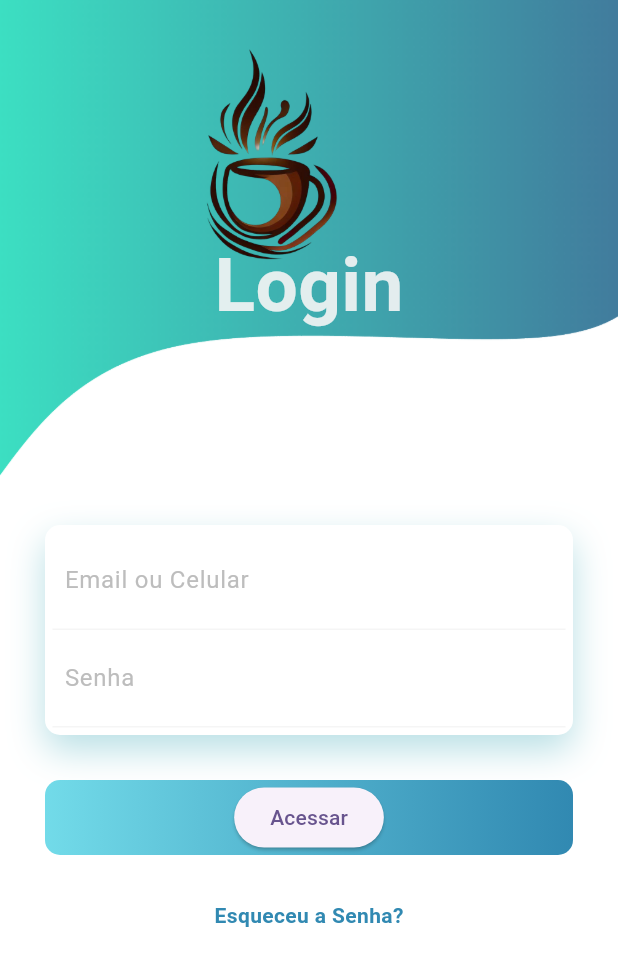
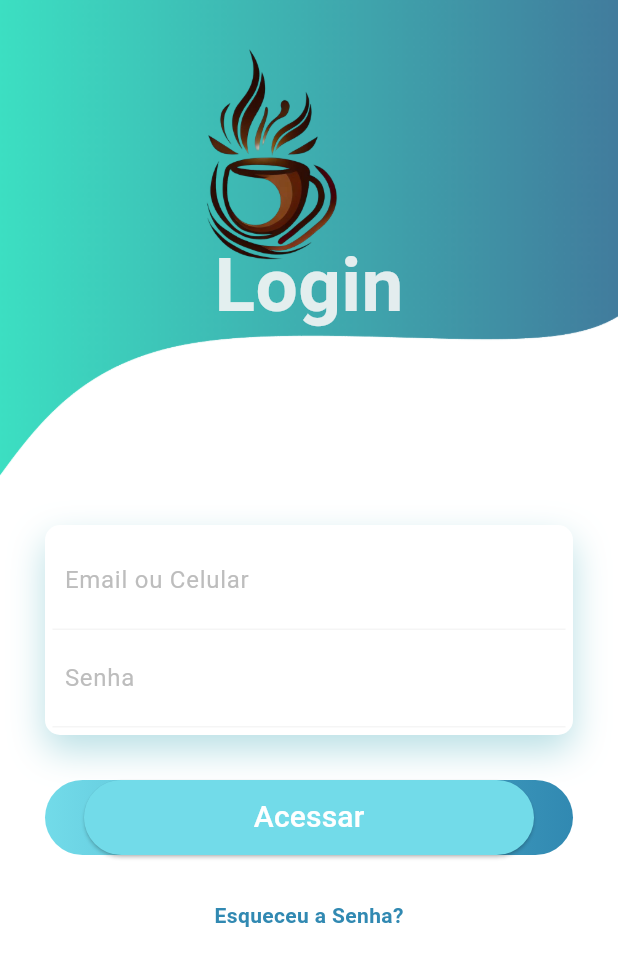
Before and after one commit to marcuscmd/hackatonv, a Flutter app: the screen it shows after launch, on a phone screen of 412 x 824 dp. Shown: the top 966 px of the screen. Run offline on Flutter 3.47's test engine with Material 2 defaults, Android fonts, the phone set to English and light mode, and no system bars; our stand-ins replace mask_text_input_formatter, modal_bottom_sheet, sqflite; accounts and stored records are empty.

Commit message:
sprint1
apresentacao_sprint1

```diff
--- a/hackatonV/lib/login/login_page.dart.dart
+++ b/hackatonV/lib/login/login_page.dart.dart
@@ -98,7 +98,7 @@ class LoginPage extends StatelessWidget {
                         Container(
                           height: 50,
                           decoration: BoxDecoration(
-                            borderRadius: BorderRadius.circular(10),
+                            borderRadius: BorderRadius.circular(25),
                             gradient: const LinearGradient(
                               colors: [
                                 Color.fromRGBO(114, 219, 233, 1),
@@ -111,7 +111,15 @@ class LoginPage extends StatelessWidget {
                               onPressed: () {
                                 Navigator.push(context, MaterialPageRoute(builder: (context) => const MenuPage()));
                               },
-                              child: const Text('Acessar'))
+                              style: ElevatedButton.styleFrom(
+                                backgroundColor: const Color.fromRGBO(114, 219, 233, 1),
+                                minimumSize: const Size(300, 50),
+                              ),
+                              child: const Text('Acessar',
+                              style: TextStyle(
+                                fontSize: 20,
+                                color: Colors.white
+                              )))
                           ),
                         ),
                         const SizedBox(height: 30),
--- a/hackatonV/lib/menu/constantes.dart
+++ b/hackatonV/lib/menu/constantes.dart
@@ -6,7 +6,7 @@ class Constants {
   final tertiaryColor = const Color(0xff205cf1);
   final blackColor = const Color(0xff1a1d26);
 
-  final greyColor = Color.fromARGB(255, 42, 110, 179);
+  final greyColor = Color.fromARGB(255, 58, 141, 224);
 
   final Shader shader = const LinearGradient(
     colors: <Color>[Color(0xffABCFF2), Color.fromARGB(255, 0, 89, 179)],
@@ -15,7 +15,7 @@ class Constants {
   final linearGradientCoffe = const LinearGradient(
       begin: Alignment.bottomRight,
       end: Alignment.topLeft,
-      colors: [Color.fromARGB(255, 222, 225, 230), Color.fromARGB(255, 139, 113, 57)],
+      colors: [Color.fromARGB(255, 222, 225, 230), Color.fromARGB(255, 80, 218, 223)],
       stops: [0.0, 1.0]);
 
 }
```
Also changed, not shown: hackatonV/lib/menu/menu_page.dart (+21 -15 lines).
